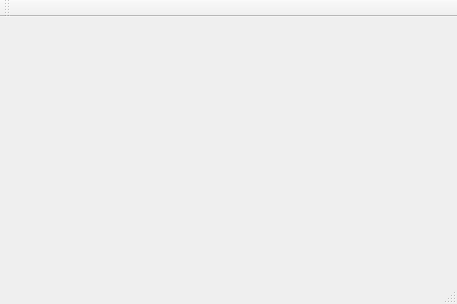
This is hg2image/qt/mainwindow.ui in Aborysa/Heightmap-to-Image-converter as Qt 5 draws it before an edit. The edited form follows.
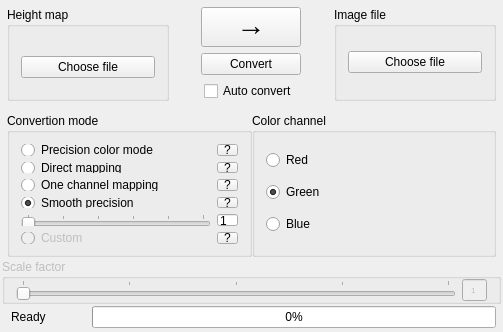
This is the edited form.

The edit to the form file:
```diff
--- a/hg2image/qt/mainwindow.ui
+++ b/hg2image/qt/mainwindow.ui
@@ -6,38 +6,632 @@
    <rect>
     <x>0</x>
     <y>0</y>
-    <width>457</width>
-    <height>304</height>
+    <width>503</width>
+    <height>332</height>
    </rect>
   </property>
+  <property name="minimumSize">
+   <size>
+    <width>503</width>
+    <height>332</height>
+   </size>
+  </property>
+  <property name="maximumSize">
+   <size>
+    <width>4370</width>
+    <height>2020</height>
+   </size>
+  </property>
   <property name="windowTitle">
    <string>MainWindow</string>
   </property>
-  <property name="animated">
+  <property name="documentMode">
+   <bool>false</bool>
+  </property>
+  <property name="tabShape">
+   <enum>QTabWidget::Rounded</enum>
+  </property>
+  <property name="dockNestingEnabled">
+   <bool>false</bool>
+  </property>
+  <property name="unifiedTitleAndToolBarOnMac">
    <bool>false</bool>
   </property>
   <widget class="QWidget" name="centralWidget">
-   <layout class="QGridLayout" name="gridLayout"/>
-  </widget>
-  <widget class="QMenuBar" name="menuBar">
-   <property name="geometry">
-    <rect>
-     <x>0</x>
-     <y>0</y>
-     <width>457</width>
-     <height>21</height>
-    </rect>
+   <property name="autoFillBackground">
+    <bool>true</bool>
    </property>
+   <layout class="QGridLayout" name="gridLayout">
+    <property name="leftMargin">
+     <number>0</number>
+    </property>
+    <property name="topMargin">
+     <number>0</number>
+    </property>
+    <property name="rightMargin">
+     <number>0</number>
+    </property>
+    <property name="bottomMargin">
+     <number>0</number>
+    </property>
+    <property name="spacing">
+     <number>0</number>
+    </property>
+    <item row="0" column="0">
+     <layout class="QVBoxLayout" name="verticalLayout_4" stretch="0,0,0,0,0">
+      <property name="spacing">
+       <number>2</number>
+      </property>
+      <property name="sizeConstraint">
+       <enum>QLayout::SetDefaultConstraint</enum>
+      </property>
+      <property name="leftMargin">
+       <number>2</number>
+      </property>
+      <property name="topMargin">
+       <number>2</number>
+      </property>
+      <property name="rightMargin">
+       <number>2</number>
+      </property>
+      <property name="bottomMargin">
+       <number>2</number>
+      </property>
+      <item>
+       <layout class="QHBoxLayout" name="horizontalLayout">
+        <property name="spacing">
+         <number>1</number>
+        </property>
+        <property name="leftMargin">
+         <number>5</number>
+        </property>
+        <property name="topMargin">
+         <number>5</number>
+        </property>
+        <property name="rightMargin">
+         <number>5</number>
+        </property>
+        <property name="bottomMargin">
+         <number>5</number>
+        </property>
+        <item>
+         <widget class="QGroupBox" name="verticalGroupBox">
+          <property name="title">
+           <string>Height map</string>
+          </property>
+          <layout class="QVBoxLayout" name="verticalLayout">
+           <property name="spacing">
+            <number>0</number>
+           </property>
+           <property name="bottomMargin">
+            <number>1</number>
+           </property>
+           <item alignment="Qt::AlignVCenter">
+            <widget class="QPushButton" name="hgtBttn">
+             <property name="text">
+              <string>Choose file</string>
+             </property>
+            </widget>
+           </item>
+          </layout>
+         </widget>
+        </item>
+        <item>
+         <layout class="QVBoxLayout" name="verticalLayout_2">
+          <property name="sizeConstraint">
+           <enum>QLayout::SetDefaultConstraint</enum>
+          </property>
+          <property name="leftMargin">
+           <number>0</number>
+          </property>
+          <item alignment="Qt::AlignHCenter">
+           <widget class="QPushButton" name="modeBttn">
+            <property name="enabled">
+             <bool>true</bool>
+            </property>
+            <property name="sizePolicy">
+             <sizepolicy hsizetype="Minimum" vsizetype="Fixed">
+              <horstretch>0</horstretch>
+              <verstretch>0</verstretch>
+             </sizepolicy>
+            </property>
+            <property name="minimumSize">
+             <size>
+              <width>100</width>
+              <height>0</height>
+             </size>
+            </property>
+            <property name="maximumSize">
+             <size>
+              <width>100</width>
+              <height>16777215</height>
+             </size>
+            </property>
+            <property name="font">
+             <font>
+              <pointsize>22</pointsize>
+              <weight>50</weight>
+              <italic>false</italic>
+              <bold>false</bold>
+              <underline>false</underline>
+              <strikeout>false</strikeout>
+              <kerning>true</kerning>
+             </font>
+            </property>
+            <property name="styleSheet">
+             <string notr="true">vertical-align: baseline;
+padding-bottom: 4px;
+text-align: center;</string>
+            </property>
+            <property name="text">
+             <string>→</string>
+            </property>
+           </widget>
+          </item>
+          <item alignment="Qt::AlignHCenter">
+           <widget class="QPushButton" name="convertBttn">
+            <property name="sizePolicy">
+             <sizepolicy hsizetype="Minimum" vsizetype="Fixed">
+              <horstretch>0</horstretch>
+              <verstretch>0</verstretch>
+             </sizepolicy>
+            </property>
+            <property name="minimumSize">
+             <size>
+              <width>100</width>
+              <height>0</height>
+             </size>
+            </property>
+            <property name="maximumSize">
+             <size>
+              <width>100</width>
+              <height>16777215</height>
+             </size>
+            </property>
+            <property name="text">
+             <string>Convert</string>
+            </property>
+           </widget>
+          </item>
+          <item alignment="Qt::AlignHCenter">
+           <widget class="QCheckBox" name="auto_convert_check">
+            <property name="sizePolicy">
+             <sizepolicy hsizetype="Maximum" vsizetype="Fixed">
+              <horstretch>0</horstretch>
+              <verstretch>0</verstretch>
+             </sizepolicy>
+            </property>
+            <property name="toolTip">
+             <string>Auto converts when a file has changed</string>
+            </property>
+            <property name="layoutDirection">
+             <enum>Qt::LeftToRight</enum>
+            </property>
+            <property name="text">
+             <string>Auto convert</string>
+            </property>
+           </widget>
+          </item>
+         </layout>
+        </item>
+        <item>
+         <widget class="QGroupBox" name="verticalGroupBox_3">
+          <property name="title">
+           <string>Image file</string>
+          </property>
+          <layout class="QVBoxLayout" name="verticalLayout_3">
+           <property name="spacing">
+            <number>0</number>
+           </property>
+           <item>
+            <widget class="QPushButton" name="imgBttn">
+             <property name="text">
+              <string>Choose file</string>
+             </property>
+            </widget>
+           </item>
+          </layout>
+         </widget>
+        </item>
+       </layout>
+      </item>
+      <item>
+       <spacer name="verticalSpacer">
+        <property name="orientation">
+         <enum>Qt::Vertical</enum>
+        </property>
+        <property name="sizeType">
+         <enum>QSizePolicy::Expanding</enum>
+        </property>
+        <property name="sizeHint" stdset="0">
+         <size>
+          <width>20</width>
+          <height>10</height>
+         </size>
+        </property>
+       </spacer>
+      </item>
+      <item>
+       <layout class="QHBoxLayout" name="horizontalLayout_2">
+        <property name="spacing">
+         <number>0</number>
+        </property>
+        <property name="leftMargin">
+         <number>5</number>
+        </property>
+        <property name="topMargin">
+         <number>5</number>
+        </property>
+        <property name="rightMargin">
+         <number>5</number>
+        </property>
+        <property name="bottomMargin">
+         <number>0</number>
+        </property>
+        <item>
+         <widget class="QGroupBox" name="modeGroup">
+          <property name="title">
+           <string>Convertion mode</string>
+          </property>
+          <layout class="QGridLayout" name="gridLayout_2">
+           <item row="1" column="0">
+            <widget class="QRadioButton" name="modeNoloss">
+             <property name="enabled">
+              <bool>true</bool>
+             </property>
+             <property name="toolTip">
+              <string>Maps 12bit height data to red and green channel</string>
+             </property>
+             <property name="text">
+              <string>Direct mapping</string>
+             </property>
+             <property name="checked">
+              <bool>false</bool>
+             </property>
+            </widget>
+           </item>
+           <item row="0" column="0">
+            <widget class="QRadioButton" name="modePrecisionColor">
+             <property name="enabled">
+              <bool>true</bool>
+             </property>
+             <property name="toolTip">
+              <string>Works the same as in bzhgt</string>
+             </property>
+             <property name="text">
+              <string>Precision color mode</string>
+             </property>
+             <property name="checkable">
+              <bool>true</bool>
+             </property>
+             <property name="checked">
+              <bool>false</bool>
+             </property>
+            </widget>
+           </item>
+           <item row="2" column="0">
+            <widget class="QRadioButton" name="modeOneChannel">
+             <property name="toolTip">
+              <string>Maps 12bit height data to one 8bit channel(lossy)</string>
+             </property>
+             <property name="text">
+              <string>One channel mapping</string>
+             </property>
+            </widget>
+           </item>
+           <item row="8" column="0">
+            <widget class="QRadioButton" name="modeCustom">
+             <property name="enabled">
+              <bool>false</bool>
+             </property>
+             <property name="text">
+              <string>Custom</string>
+             </property>
+            </widget>
+           </item>
+           <item row="5" column="1">
+            <widget class="QToolButton" name="toolButton_5">
+             <property name="text">
+              <string>?</string>
+             </property>
+            </widget>
+           </item>
+           <item row="5" column="0">
+            <widget class="QRadioButton" name="modeOneChannelS">
+             <property name="text">
+              <string>Smooth precision</string>
+             </property>
+             <property name="checked">
+              <bool>true</bool>
+             </property>
+            </widget>
+           </item>
+           <item row="6" column="0">
+            <widget class="QSlider" name="smoothSlider">
+             <property name="enabled">
+              <bool>true</bool>
+             </property>
+             <property name="sizePolicy">
+              <sizepolicy hsizetype="Minimum" vsizetype="Fixed">
+               <horstretch>0</horstretch>
+               <verstretch>0</verstretch>
+              </sizepolicy>
+             </property>
+             <property name="minimum">
+              <number>1</number>
+             </property>
+             <property name="maximum">
+              <number>6</number>
+             </property>
+             <property name="pageStep">
+              <number>1</number>
+             </property>
+             <property name="value">
+              <number>1</number>
+             </property>
+             <property name="orientation">
+              <enum>Qt::Horizontal</enum>
+             </property>
+             <property name="tickPosition">
+              <enum>QSlider::TicksAbove</enum>
+             </property>
+             <property name="tickInterval">
+              <number>1</number>
+             </property>
+            </widget>
+           </item>
+           <item row="0" column="1">
+            <widget class="QToolButton" name="toolButton">
+             <property name="toolTip">
+              <string/>
+             </property>
+             <property name="accessibleDescription">
+              <string/>
+             </property>
+             <property name="text">
+              <string>?</string>
+             </property>
+            </widget>
+           </item>
+           <item row="6" column="1">
+            <widget class="QLineEdit" name="smoothCount">
+             <property name="enabled">
+              <bool>true</bool>
+             </property>
+             <property name="sizePolicy">
+              <sizepolicy hsizetype="Ignored" vsizetype="Fixed">
+               <horstretch>0</horstretch>
+               <verstretch>0</verstretch>
+              </sizepolicy>
+             </property>
+             <property name="text">
+              <string>1</string>
+             </property>
+             <property name="frame">
+              <bool>true</bool>
+             </property>
+             <property name="readOnly">
+              <bool>true</bool>
+             </property>
+             <property name="clearButtonEnabled">
+              <bool>false</bool>
+             </property>
+            </widget>
+           </item>
+           <item row="8" column="1">
+            <widget class="QToolButton" name="toolButton_4">
+             <property name="text">
+              <string>?</string>
+             </property>
+            </widget>
+           </item>
+           <item row="2" column="1">
+            <widget class="QToolButton" name="toolButton_3">
+             <property name="toolTip">
+              <string/>
+             </property>
+             <property name="text">
+              <string>?</string>
+             </property>
+            </widget>
+           </item>
+           <item row="1" column="1">
+            <widget class="QToolButton" name="toolButton_2">
+             <property name="toolTip">
+              <string/>
+             </property>
+             <property name="text">
+              <string>?</string>
+             </property>
+            </widget>
+           </item>
+          </layout>
+         </widget>
+        </item>
+        <item>
+         <widget class="QGroupBox" name="channelGroup">
+          <property name="enabled">
+           <bool>true</bool>
+          </property>
+          <property name="cursor">
+           <cursorShape>ArrowCursor</cursorShape>
+          </property>
+          <property name="title">
+           <string>Color channel</string>
+          </property>
+          <layout class="QVBoxLayout" name="verticalLayout_5">
+           <item>
+            <widget class="QRadioButton" name="channelRed">
+             <property name="enabled">
+              <bool>true</bool>
+             </property>
+             <property name="text">
+              <string>Red</string>
+             </property>
+             <property name="checkable">
+              <bool>true</bool>
+             </property>
+             <property name="checked">
+              <bool>false</bool>
+             </property>
+            </widget>
+           </item>
+           <item>
+            <widget class="QRadioButton" name="channelGreen">
+             <property name="enabled">
+              <bool>true</bool>
+             </property>
+             <property name="text">
+              <string>Green</string>
+             </property>
+             <property name="checked">
+              <bool>true</bool>
+             </property>
+            </widget>
+           </item>
+           <item>
+            <widget class="QRadioButton" name="channelBlue">
+             <property name="enabled">
+              <bool>true</bool>
+             </property>
+             <property name="text">
+              <string>Blue</string>
+             </property>
+            </widget>
+           </item>
+          </layout>
+         </widget>
+        </item>
+       </layout>
+      </item>
+      <item>
+       <widget class="QGroupBox" name="groupBox">
+        <property name="enabled">
+         <bool>false</bool>
+        </property>
+        <property name="title">
+         <string>Scale factor</string>
+        </property>
+        <layout class="QGridLayout" name="gridLayout_4">
+         <property name="topMargin">
+          <number>0</number>
+         </property>
+         <property name="bottomMargin">
+          <number>0</number>
+         </property>
+         <property name="verticalSpacing">
+          <number>0</number>
+         </property>
+         <item row="0" column="1">
+          <widget class="QLineEdit" name="modValue">
+           <property name="sizePolicy">
+            <sizepolicy hsizetype="Minimum" vsizetype="Fixed">
+             <horstretch>0</horstretch>
+             <verstretch>0</verstretch>
+            </sizepolicy>
+           </property>
+           <property name="maximumSize">
+            <size>
+             <width>25</width>
+             <height>1000</height>
+            </size>
+           </property>
+           <property name="font">
+            <font>
+             <pointsize>6</pointsize>
+            </font>
+           </property>
+           <property name="text">
+            <string>1</string>
+           </property>
+           <property name="alignment">
+            <set>Qt::AlignCenter</set>
+           </property>
+           <property name="readOnly">
+            <bool>true</bool>
+           </property>
+          </widget>
+         </item>
+         <item row="0" column="0">
+          <widget class="QSlider" name="modSlider">
+           <property name="enabled">
+            <bool>false</bool>
+           </property>
+           <property name="sizePolicy">
+            <sizepolicy hsizetype="Expanding" vsizetype="Fixed">
+             <horstretch>0</horstretch>
+             <verstretch>0</verstretch>
+            </sizepolicy>
+           </property>
+           <property name="minimum">
+            <number>1</number>
+           </property>
+           <property name="maximum">
+            <number>5</number>
+           </property>
+           <property name="pageStep">
+            <number>1</number>
+           </property>
+           <property name="orientation">
+            <enum>Qt::Horizontal</enum>
+           </property>
+           <property name="tickPosition">
+            <enum>QSlider::TicksAbove</enum>
+           </property>
+           <property name="tickInterval">
+            <number>1</number>
+           </property>
+          </widget>
+         </item>
+        </layout>
+       </widget>
+      </item>
+      <item>
+       <layout class="QHBoxLayout" name="horizontalLayout_3">
+        <property name="spacing">
+         <number>1</number>
+        </property>
+        <property name="leftMargin">
+         <number>9</number>
+        </property>
+        <property name="topMargin">
+         <number>0</number>
+        </property>
+        <property name="rightMargin">
+         <number>5</number>
+        </property>
+        <property name="bottomMargin">
+         <number>2</number>
+        </property>
+        <item>
+         <widget class="QLabel" name="status">
+          <property name="minimumSize">
+           <size>
+            <width>80</width>
+            <height>0</height>
+           </size>
+          </property>
+          <property name="autoFillBackground">
+           <bool>false</bool>
+          </property>
+          <property name="text">
+           <string>Ready</string>
+          </property>
+         </widget>
+        </item>
+        <item>
+         <widget class="QProgressBar" name="progressBar">
+          <property name="value">
+           <number>0</number>
+          </property>
+         </widget>
+        </item>
+       </layout>
+      </item>
+     </layout>
+    </item>
+   </layout>
   </widget>
-  <widget class="QToolBar" name="mainToolBar">
-   <attribute name="toolBarArea">
-    <enum>TopToolBarArea</enum>
-   </attribute>
-   <attribute name="toolBarBreak">
-    <bool>false</bool>
-   </attribute>
-  </widget>
-  <widget class="QStatusBar" name="statusBar"/>
  </widget>
  <layoutdefault spacing="6" margin="11"/>
  <resources/>
```
Left out of the diff: 2 changed lines with no effect on the pictures.
